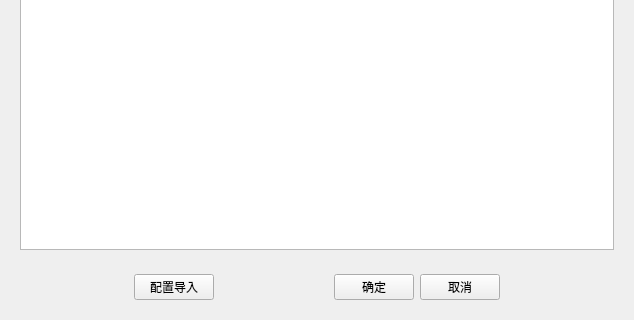
This is operationInterface/autoconfigwidget.ui in RobbinLin7/arinc615-a as Qt 5 draws it before an edit; both pictures show x 0 to 634 and y 178 to 498 of the 634 by 498 pixel window. The edited form follows.
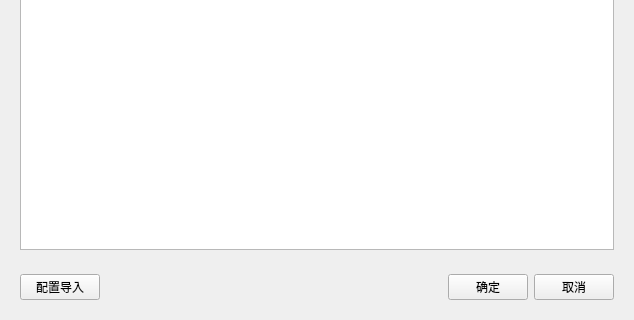
This is the edited form. Icons and pictures are not drawn.

Commit message: 设置findDialog为单例模式

Patch:
```diff
--- a/operationInterface/autoconfigwidget.ui
+++ b/operationInterface/autoconfigwidget.ui
@@ -47,19 +47,6 @@
    <item>
     <widget class="QWidget" name="widget_2" native="true">
      <layout class="QHBoxLayout" name="horizontalLayout">
-      <item>
-       <spacer name="horizontalSpacer_2">
-        <property name="orientation">
-         <enum>Qt::Horizontal</enum>
-        </property>
-        <property name="sizeHint" stdset="0">
-         <size>
-          <width>40</width>
-          <height>20</height>
-         </size>
-        </property>
-       </spacer>
-      </item>
       <item>
        <widget class="QPushButton" name="cfgInputBtn">
         <property name="text">
@@ -94,19 +81,6 @@
         </property>
        </widget>
       </item>
-      <item>
-       <spacer name="horizontalSpacer_3">
-        <property name="orientation">
-         <enum>Qt::Horizontal</enum>
-        </property>
-        <property name="sizeHint" stdset="0">
-         <size>
-          <width>40</width>
-          <height>20</height>
-         </size>
-        </property>
-       </spacer>
-      </item>
      </layout>
     </widget>
    </item>
```
The commit also changes 2 other files.
